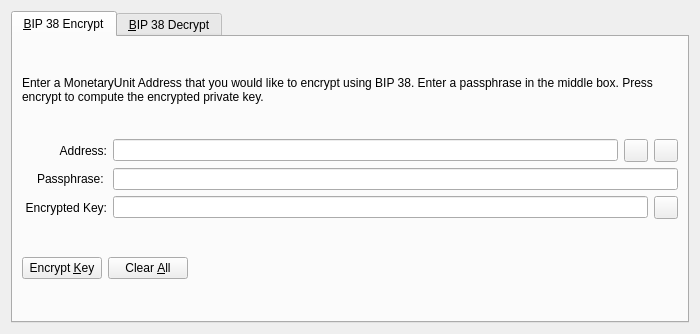
Before: the Qt Designer form src/qt/forms/bip38tooldialog.ui in theboldproject/BOLD, drawn with Qt 5.
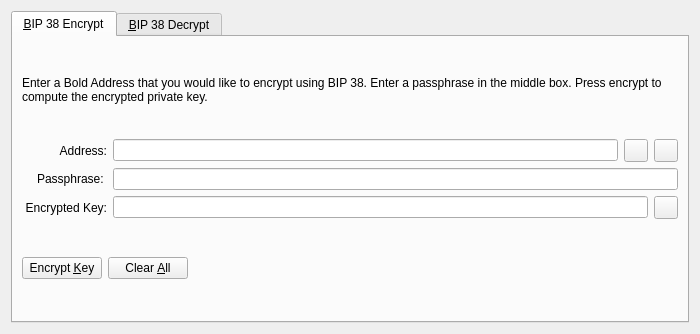
After: the same form once the commit is applied. The open tabs and pages were chosen to show the change. Icons and pictures are not drawn. Custom widgets are drawn as their Qt base class.

What changed in the file:
```diff
--- a/src/qt/forms/bip38tooldialog.ui
+++ b/src/qt/forms/bip38tooldialog.ui
@@ -30,7 +30,7 @@
        <item>
         <widget class="QLabel" name="infoLabel_ENC">
          <property name="text">
-          <string>Enter a MonetaryUnit Address that you would like to encrypt using BIP 38. Enter a passphrase in the middle box. Press encrypt to compute the encrypted private key.</string>
+          <string>Enter a Bold Address that you would like to encrypt using BIP 38. Enter a passphrase in the middle box. Press encrypt to compute the encrypted private key.</string>
          </property>
          <property name="textFormat">
           <enum>Qt::PlainText</enum>
```
Left out of the diff: 22 changed lines with no effect on the pictures.
